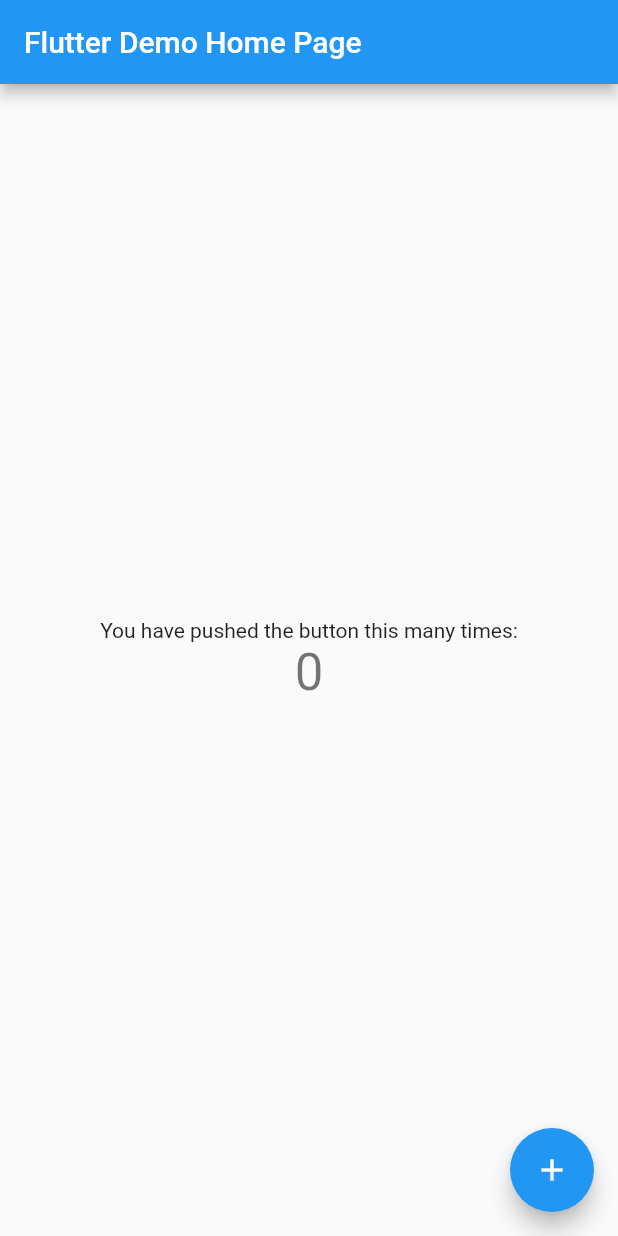
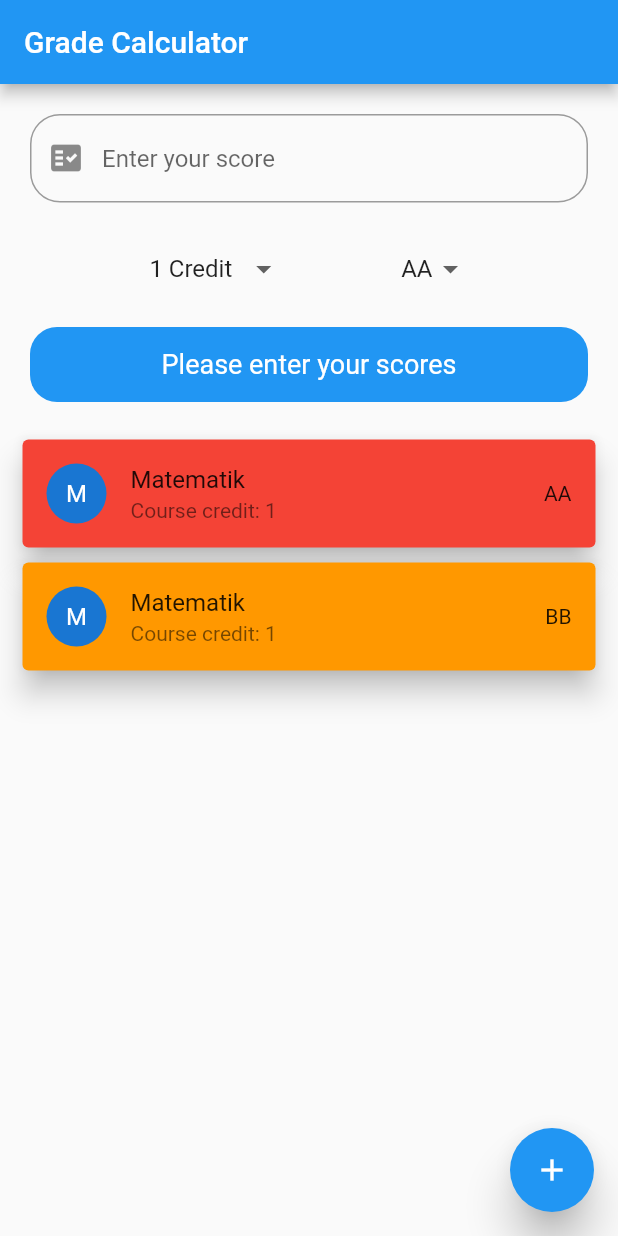
Before and after one commit to nejdetkadir/grade-calculator, a Flutter app: the screen it shows after launch, on a phone screen of 412 x 824 dp. Run offline on Flutter 3.47's test engine with Material 2 defaults, Android fonts, the phone set to English and light mode, and no system bars.

Commit message:
Create design

```diff
--- a/lib/main.dart
+++ b/lib/main.dart
@@ -1,4 +1,5 @@
 import 'package:flutter/material.dart';
+import 'package:grade_calculator/model/lesson.dart';
 
 void main() {
   runApp(MyApp());
@@ -9,109 +10,216 @@ class MyApp extends StatelessWidget {
   @override
   Widget build(BuildContext context) {
     return MaterialApp(
-      title: 'Flutter Demo',
-      theme: ThemeData(
-        // This is the theme of your application.
-        //
-        // Try running your application with "flutter run". You'll see the
-        // application has a blue toolbar. Then, without quitting the app, try
-        // changing the primarySwatch below to Colors.green and then invoke
-        // "hot reload" (press "r" in the console where you ran "flutter run",
-        // or simply save your changes to "hot reload" in a Flutter IDE).
-        // Notice that the counter didn't reset back to zero; the application
-        // is not restarted.
-        primarySwatch: Colors.blue,
-        // This makes the visual density adapt to the platform that you run
-        // the app on. For desktop platforms, the controls will be smaller and
-        // closer together (more dense) than on mobile platforms.
-        visualDensity: VisualDensity.adaptivePlatformDensity,
-      ),
-      home: MyHomePage(title: 'Flutter Demo Home Page'),
-    );
+        title: 'Flutter Demo',
+        debugShowCheckedModeBanner: false,
+        home: MyHomePage());
   }
 }
 
 class MyHomePage extends StatefulWidget {
-  MyHomePage({Key key, this.title}) : super(key: key);
-
-  // This widget is the home page of your application. It is stateful, meaning
-  // that it has a State object (defined below) that contains fields that affect
-  // how it looks.
-
-  // This class is the configuration for the state. It holds the values (in this
-  // case the title) provided by the parent (in this case the App widget) and
-  // used by the build method of the State. Fields in a Widget subclass are
-  // always marked "final".
-
-  final String title;
-
   @override
   _MyHomePageState createState() => _MyHomePageState();
 }
 
 class _MyHomePageState extends State<MyHomePage> {
-  int _counter = 0;
+  var formKey = GlobalKey<FormState>();
+  int selectedCourseCredit = 1;
+  double selectedCourseGrade = 4;
+  double average = 0;
+  int uniqID = 1;
+  List<Lesson> createdLessons;
 
-  void _incrementCounter() {
-    setState(() {
-      // This call to setState tells the Flutter framework that something has
-      // changed in this State, which causes it to rerun the build method below
-      // so that the display can reflect the updated values. If we changed
-      // _counter without calling setState(), then the build method would not be
-      // called again, and so nothing would appear to happen.
-      _counter++;
-    });
+  @override
+  void initState() {
+    // TODO: implement initState
+    super.initState();
+    createdLessons = [
+      Lesson("Matematik", 4, 1, Colors.red),
+      Lesson("Matematik", 3, 1, Colors.orange)
+    ];
   }
 
   @override
   Widget build(BuildContext context) {
-    // This method is rerun every time setState is called, for instance as done
-    // by the _incrementCounter method above.
-    //
-    // The Flutter framework has been optimized to make rerunning build methods
-    // fast, so that you can just rebuild anything that needs updating rather
-    // than having to individually change instances of widgets.
     return Scaffold(
       appBar: AppBar(
-        // Here we take the value from the MyHomePage object that was created by
-        // the App.build method, and use it to set our appbar title.
-        title: Text(widget.title),
+        title: Text("Grade Calculator"),
       ),
-      body: Center(
-        // Center is a layout widget. It takes a single child and positions it
-        // in the middle of the parent.
-        child: Column(
-          // Column is also a layout widget. It takes a list of children and
-          // arranges them vertically. By default, it sizes itself to fit its
-          // children horizontally, and tries to be as tall as its parent.
-          //
-          // Invoke "debug painting" (press "p" in the console, choose the
-          // "Toggle Debug Paint" action from the Flutter Inspector in Android
-          // Studio, or the "Toggle Debug Paint" command in Visual Studio Code)
-          // to see the wireframe for each widget.
-          //
-          // Column has various properties to control how it sizes itself and
-          // how it positions its children. Here we use mainAxisAlignment to
-          // center the children vertically; the main axis here is the vertical
-          // axis because Columns are vertical (the cross axis would be
-          // horizontal).
-          mainAxisAlignment: MainAxisAlignment.center,
-          children: <Widget>[
-            Text(
-              'You have pushed the button this many times:',
+      body: Column(
+        crossAxisAlignment: CrossAxisAlignment.stretch,
+        children: [
+          Container(
+            margin: EdgeInsets.all(20),
+            child: Column(
+              crossAxisAlignment: CrossAxisAlignment.stretch,
+              children: [
+                Form(
+                  key: formKey,
+                  child: TextFormField(
+                    decoration: InputDecoration(
+                      prefixIcon: Icon(Icons.fact_check),
+                      hintText: "Enter your score",
+                      border: OutlineInputBorder(
+                        borderRadius: BorderRadius.all(
+                          Radius.circular(20),
+                        ),
+                      ),
+                    ),
+                  ),
+                ),
+                Container(
+                  margin: EdgeInsets.only(top: 20),
+                  child: Row(
+                    mainAxisAlignment: MainAxisAlignment.spaceEvenly,
+                    children: [
+                      Container(
+                        child: DropdownButtonHideUnderline(
+                          child: DropdownButton<int>(
+                            value: selectedCourseCredit,
+                            items: courseCredits(),
+                            onChanged: (value) {
+                              setState(() {
+                                selectedCourseCredit = value;
+                              });
+                            },
+                          ),
+                        ),
+                      ),
+                      Container(
+                        child: DropdownButtonHideUnderline(
+                          child: DropdownButton<double>(
+                            value: selectedCourseGrade,
+                            items: courseGrades(),
+                            onChanged: (value) {
+                              setState(() {
+                                selectedCourseGrade = value;
+                              });
+                            },
+                          ),
+                        ),
+                      ),
+                    ],
+                  ),
+                ),
+                Container(
+                  decoration: BoxDecoration(
+                      borderRadius: BorderRadius.all(
+                        Radius.circular(18),
+                      ),
+                      color: Colors.blue.shade500),
+                  margin: EdgeInsets.only(top: 15),
+                  height: 50,
+                  child: Center(
+                    child: average != 0
+                        ? Text(
+                            "Your average is : $average",
+                            style: TextStyle(color: Colors.white, fontSize: 20),
+                          )
+                        : Text(
+                            "Please enter your scores",
+                            style: TextStyle(color: Colors.white, fontSize: 18),
+                          ),
+                  ),
+                ),
+              ],
             ),
-            Text(
-              '$_counter',
-              style: Theme.of(context).textTheme.headline4,
+          ),
+          Expanded(
+            child: Container(
+              margin: EdgeInsets.symmetric(horizontal: 15),
+              child: ListView.builder(
+                itemCount: createdLessons.length,
+                itemBuilder: _myListBuilder,
+              ),
             ),
-          ],
+          )
+        ],
+      ),
+      floatingActionButton: FloatingActionButton(
+        onPressed: () {
+          debugPrint("onPressed:floatingActionButton");
+        },
+        child: Icon(Icons.add),
+        elevation: 12,
+      ),
+    );
+  }
+
+  courseCredits() {
+    List<DropdownMenuItem<int>> data = [];
+    for (int i = 1; i <= 10; i++) {
+      data.add(
+        DropdownMenuItem(
+          value: i,
+          child: Text("$i Credit"),
+        ),
+      );
+    }
+    return data;
+  }
+
+  courseGrades() {
+    List<DropdownMenuItem<double>> data = [];
+    var grades = [
+      ["AA", 4],
+      ["BA", 3.5],
+      ["BB", 3],
+      ["CB", 2.5],
+      ["CC", 2],
+      ["DC", 1.5],
+      ["DD", 1],
+      ["FF", 0]
+    ];
+
+    for (var item in grades) {
+      data.add(
+        DropdownMenuItem(
+          child: Text(item[0]),
+          value: double.parse(item[1].toString()),
+        ),
+      );
+    }
+    return data;
+  }
+
+  Widget _myListBuilder(BuildContext context, int index) {
+    uniqID++;
+    return Dismissible(
+      key: Key(uniqID.toString()),
+      direction: DismissDirection.startToEnd,
+      onDismissed: (direction) {
+        setState(() {
+          createdLessons.removeAt(index);
+        });
+      },
+      child: Card(
+        margin: EdgeInsets.symmetric(vertical: 5),
+        elevation: 8,
+        color: createdLessons[index].color,
+        child: ListTile(
+          title: Text(createdLessons[index].name),
+          subtitle: Text(
+              "Course credit: ${createdLessons[index].courseCredit.toString()}"),
+          leading: CircleAvatar(
+            child: Text(createdLessons[index].name[0]),
+          ),
+          trailing: Text(checkCourseGrade(createdLessons[index].courseGrade)),
         ),
       ),
-      floatingActionButton: FloatingActionButton(
-        onPressed: _incrementCounter,
-        tooltip: 'Increment',
-        child: Icon(Icons.add),
-      ), // This trailing comma makes auto-formatting nicer for build methods.
     );
   }
+
+  checkCourseGrade(grade) {
+    var data = {
+      4: "AA",
+      3.5: "BA",
+      3: "BB",
+      2.5: "CB",
+      2: "CC",
+      1.5: "DC",
+      1: "DD",
+      0: "FF"
+    };
+    return data[grade];
+  }
 }
--- /dev/null
+++ b/lib/model/lesson.dart
@@ -0,0 +1,10 @@
+import 'package:flutter/material.dart';
+
+class Lesson {
+  String name;
+  double courseGrade;
+  int courseCredit;
+  Color color;
+
+  Lesson(this.name, this.courseGrade, this.courseCredit, this.color);
+}
```
Also changed, not shown: 1 other file.
